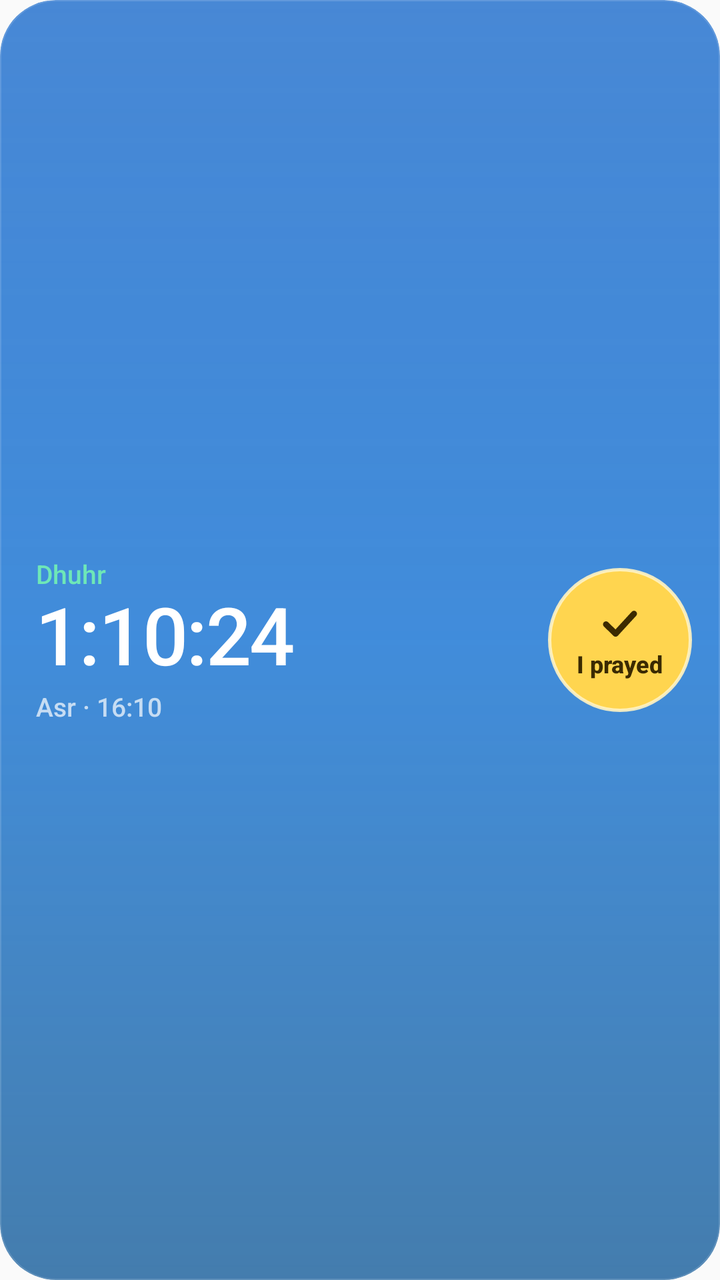
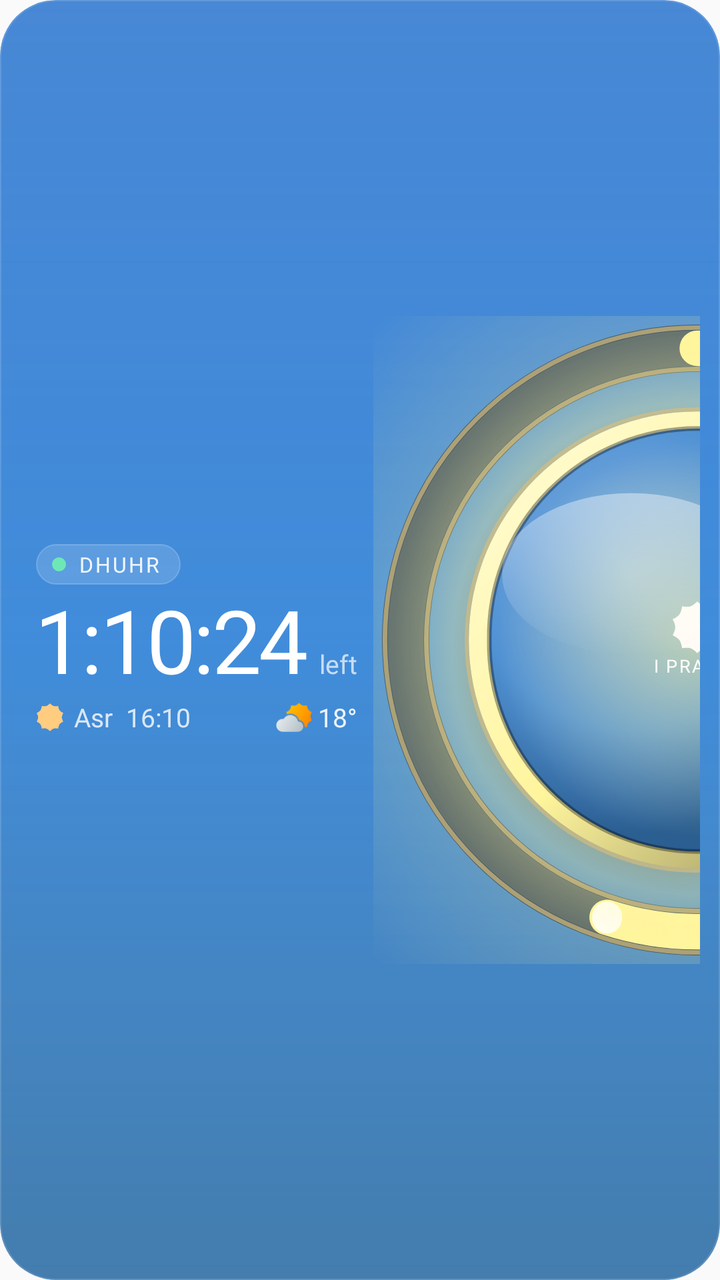

The first picture is an Android layout as it rendered before a commit; the second is the same layout after the commit. The layout source and the unified diff follow.
<!-- AndroidManifest.xml: application theme Theme.Waktiva -->
<!-- res/layout/widget_day_ring_preview.xml -->
<?xml version="1.0" encoding="utf-8"?>
<FrameLayout xmlns:android="http://schemas.android.com/apk/res/android"
    android:id="@android:id/background"
    android:layout_width="match_parent"
    android:layout_height="match_parent"
    android:background="@drawable/widget_preview_bg"
    android:clipToOutline="true">

    <ImageView
        android:layout_width="match_parent"
        android:layout_height="match_parent"
        android:scaleType="fitXY"
        android:src="@drawable/widget_sheen" />

    <LinearLayout
        android:layout_width="match_parent"
        android:layout_height="match_parent"
        android:gravity="center_vertical"
        android:orientation="horizontal"
        android:paddingStart="18dp"
        android:paddingTop="10dp"
        android:paddingEnd="14dp"
        android:paddingBottom="10dp">

        <include
            layout="@layout/widget_moment_preview"
            android:layout_width="0dp"
            android:layout_height="wrap_content"
            android:layout_weight="1" />

        <LinearLayout
            android:layout_width="72dp"
            android:layout_height="72dp"
            android:layout_marginStart="10dp"
            android:background="@drawable/widget_mark_button"
            android:gravity="center"
            android:orientation="vertical">

            <ImageView
                android:layout_width="24dp"
                android:layout_height="24dp"
                android:src="@drawable/ic_widget_check"
                android:tint="#FF3B2A00" />

            <TextView
                android:layout_width="wrap_content"
                android:layout_height="wrap_content"
                android:fontFamily="sans-serif-medium"
                android:maxLines="1"
                android:text="@string/prayer_log_mark"
                android:textColor="#FF3B2A00"
                android:textSize="12sp"
                android:textStyle="bold" />
        </LinearLayout>
    </LinearLayout>

</FrameLayout>
<!-- res/layout/widget_moment_preview.xml (included above) -->
<?xml version="1.0" encoding="utf-8"?>
<LinearLayout xmlns:android="http://schemas.android.com/apk/res/android"
    android:layout_width="match_parent"
    android:layout_height="wrap_content"
    android:orientation="vertical">

    <TextView
        android:layout_width="wrap_content"
        android:layout_height="wrap_content"
        android:fontFamily="sans-serif-medium"
        android:maxLines="1"
        android:text="@string/prayer_dhuhr"
        android:textColor="#FF6EE7B7"
        android:textSize="13sp" />

    <TextView
        android:layout_width="wrap_content"
        android:layout_height="wrap_content"
        android:fontFamily="sans-serif-medium"
        android:fontFeatureSettings="tnum"
        android:includeFontPadding="false"
        android:letterSpacing="-0.02"
        android:maxLines="1"
        android:text="1:10:24"
        android:textColor="#FFFFFFFF"
        android:textSize="40sp" />

    <LinearLayout
        android:layout_width="wrap_content"
        android:layout_height="wrap_content"
        android:layout_marginTop="2dp"
        android:orientation="horizontal">

        <TextView
            android:layout_width="wrap_content"
            android:layout_height="wrap_content"
            android:fontFamily="sans-serif-medium"
            android:maxLines="1"
            android:text="@string/prayer_asr"
            android:textColor="#B3FFFFFF"
            android:textSize="13sp" />

        <TextView
            android:layout_width="wrap_content"
            android:layout_height="wrap_content"
            android:fontFamily="sans-serif-medium"
            android:maxLines="1"
            android:text=" · 16:10"
            android:textColor="#B3FFFFFF"
            android:textSize="13sp" />
    </LinearLayout>
</LinearLayout>
<!-- resources referenced by this layout -->
<resources>
  <!-- drawable ic_widget_check (drawable) -->
  <?xml version="1.0" encoding="utf-8"?>
  <vector xmlns:android="http://schemas.android.com/apk/res/android"
      android:width="24dp"
      android:height="24dp"
      android:viewportWidth="24"
      android:viewportHeight="24">
      <path
          android:pathData="M5,12.5L9.8,17.2L19,7.2"
          android:strokeWidth="3"
          android:strokeColor="#FFFFFFFF"
          android:strokeLineCap="round"
          android:strokeLineJoin="round" />
  </vector>
  <!-- drawable widget_mark_button (drawable) -->
  <?xml version="1.0" encoding="utf-8"?>
  <shape xmlns:android="http://schemas.android.com/apk/res/android"
      android:shape="oval">
      <solid android:color="#FFFFD54F" />
      <stroke android:width="1.5dp" android:color="#E6FFF3C4" />
  </shape>
  <!-- drawable widget_preview_bg (drawable) -->
  <?xml version="1.0" encoding="utf-8"?>
  <shape xmlns:android="http://schemas.android.com/apk/res/android"
      android:shape="rectangle">
      <gradient
          android:angle="270"
          android:startColor="#FF2773CE"
          android:endColor="#FF5AA6E8"
          android:type="linear" />
      <corners android:radius="@dimen/widget_corner_radius" />
  </shape>
  <string name="prayer_asr">Asr</string>
  <string name="prayer_dhuhr">Dhuhr</string>
  <string name="prayer_log_mark">I prayed</string>
  <style name="Theme.Waktiva" parent="Theme.AppCompat.DayNight.NoActionBar" />
  <dimen name="widget_corner_radius">22dp</dimen>
  <!-- unchanged entries left out for length: 1 -->
</resources>

<!-- the commit's change to res/layout/widget_day_ring_preview.xml (unified diff, before → after) -->
@@ -19,7 +19,7 @@
         android:orientation="horizontal"
         android:paddingStart="18dp"
         android:paddingTop="10dp"
-        android:paddingEnd="14dp"
+        android:paddingEnd="10dp"
         android:paddingBottom="10dp">
 
         <include
@@ -28,30 +28,11 @@
             android:layout_height="wrap_content"
             android:layout_weight="1" />
 
-        <LinearLayout
-            android:layout_width="72dp"
-            android:layout_height="72dp"
-            android:layout_marginStart="10dp"
-            android:background="@drawable/widget_mark_button"
-            android:gravity="center"
-            android:orientation="vertical">
-
-            <ImageView
-                android:layout_width="24dp"
-                android:layout_height="24dp"
-                android:src="@drawable/ic_widget_check"
-                android:tint="#FF3B2A00" />
-
-            <TextView
-                android:layout_width="wrap_content"
-                android:layout_height="wrap_content"
-                android:fontFamily="sans-serif-medium"
-                android:maxLines="1"
-                android:text="@string/prayer_log_mark"
-                android:textColor="#FF3B2A00"
-                android:textSize="12sp"
-                android:textStyle="bold" />
-        </LinearLayout>
+        <include
+            layout="@layout/widget_orb_preview"
+            android:layout_width="wrap_content"
+            android:layout_height="match_parent"
+            android:layout_marginStart="8dp" />
     </LinearLayout>
 
 </FrameLayout>
@@ -62,49 +43,150 @@
     android:layout_height="wrap_content"
     android:orientation="vertical">
 
-    <TextView
+    <LinearLayout
         android:layout_width="wrap_content"
         android:layout_height="wrap_content"
-        android:fontFamily="sans-serif-medium"
-        android:maxLines="1"
-        android:text="@string/prayer_dhuhr"
-        android:textColor="#FF6EE7B7"
-        android:textSize="13sp" />
+        android:background="@drawable/widget_chip"
+        android:gravity="center_vertical"
+        android:orientation="horizontal"
+        android:paddingStart="8dp"
+        android:paddingTop="3dp"
+        android:paddingEnd="10dp"
+        android:paddingBottom="3dp">
 
-    <TextView
-        android:layout_width="wrap_content"
-        android:layout_height="wrap_content"
-        android:fontFamily="sans-serif-medium"
-        android:fontFeatureSettings="tnum"
-        android:includeFontPadding="false"
-        android:letterSpacing="-0.02"
-        android:maxLines="1"
-        android:text="1:10:24"
-        android:textColor="#FFFFFFFF"
-        android:textSize="40sp" />
+        <ImageView
+            android:layout_width="7dp"
+            android:layout_height="7dp"
+            android:layout_marginEnd="6dp"
+            android:src="@drawable/widget_dot"
+            android:tint="#FF6EE7B7" />
+
+        <TextView
+            android:layout_width="wrap_content"
+            android:layout_height="wrap_content"
+            android:fontFamily="@font/inter_medium"
+            android:letterSpacing="0.1"
+            android:maxLines="1"
+            android:text="@string/prayer_dhuhr"
+            android:textAllCaps="true"
+            android:textColor="#E6FFFFFF"
+            android:textSize="10.5sp" />
+    </LinearLayout>
 
     <LinearLayout
         android:layout_width="wrap_content"
         android:layout_height="wrap_content"
-        android:layout_marginTop="2dp"
+        android:layout_marginTop="4dp"
         android:orientation="horizontal">
 
         <TextView
             android:layout_width="wrap_content"
             android:layout_height="wrap_content"
-            android:fontFamily="sans-serif-medium"
+            android:fontFamily="@font/inter_light"
+            android:includeFontPadding="false"
+            android:letterSpacing="-0.03"
             android:maxLines="1"
-            android:text="@string/prayer_asr"
-            android:textColor="#B3FFFFFF"
-            android:textSize="13sp" />
+            android:text="1:10:24"
+            android:textColor="#FFFFFFFF"
+            android:textSize="44sp" />
 
         <TextView
             android:layout_width="wrap_content"
             android:layout_height="wrap_content"
-            android:fontFamily="sans-serif-medium"
+            android:layout_marginStart="6dp"
+            android:fontFamily="@font/inter_regular"
             android:maxLines="1"
-            android:text=" · 16:10"
+            android:text="@string/widget_left"
             android:textColor="#B3FFFFFF"
             android:textSize="13sp" />
     </LinearLayout>
+
+    <LinearLayout
+        android:layout_width="match_parent"
+        android:layout_height="wrap_content"
+        android:layout_marginTop="2dp"
+        android:gravity="center_vertical"
+        android:orientation="horizontal">
+
+        <ImageView
+            android:layout_width="14dp"
+            android:layout_height="14dp"
+            android:layout_marginEnd="5dp"
+            android:src="@drawable/clear_day"
+            android:tint="#FFFFCC80" />
+
+        <TextView
+            android:layout_width="wrap_content"
+            android:layout_height="wrap_content"
+            android:fontFamily="@font/inter_medium"
+            android:maxLines="1"
+            android:text="@string/prayer_asr"
+            android:textColor="#CCFFFFFF"
+            android:textSize="13sp" />
+
+        <TextView
+            android:layout_width="0dp"
+            android:layout_height="wrap_content"
+            android:layout_weight="1"
+            android:fontFamily="@font/inter_medium"
+            android:maxLines="1"
+            android:text="  16:10"
+            android:textColor="#CCFFFFFF"
+            android:textSize="13sp" />
+
+        <ImageView
+            android:layout_width="18dp"
+            android:layout_height="18dp"
+            android:layout_marginStart="8dp"
+            android:layout_marginEnd="3dp"
+            android:src="@drawable/partly_cloudy_day" />
+
+        <TextView
+            android:layout_width="wrap_content"
+            android:layout_height="wrap_content"
+            android:fontFamily="@font/inter_medium"
+            android:text="18°"
+            android:textColor="#E6FFFFFF"
+            android:textSize="13sp" />
+    </LinearLayout>
 </LinearLayout>
+<!-- res/layout/widget_orb_preview.xml (included above) -->
+<?xml version="1.0" encoding="utf-8"?>
+<FrameLayout xmlns:android="http://schemas.android.com/apk/res/android"
+    android:layout_width="wrap_content"
+    android:layout_height="match_parent">
+
+    <ImageView
+        android:layout_width="wrap_content"
+        android:layout_height="match_parent"
+        android:layout_gravity="center"
+        android:adjustViewBounds="true"
+        android:maxHeight="112dp"
+        android:scaleType="fitCenter"
+        android:src="@drawable/widget_orb_preview" />
+
+    <LinearLayout
+        android:layout_width="wrap_content"
+        android:layout_height="wrap_content"
+        android:layout_gravity="center"
+        android:gravity="center_horizontal"
+        android:orientation="vertical">
+
+        <ImageView
+            android:layout_width="26dp"
+            android:layout_height="26dp"
+            android:src="@drawable/clear_day"
+            android:tint="#F5FFFFFF" />
+
+        <TextView
+            android:layout_width="wrap_content"
+            android:layout_height="wrap_content"
+            android:fontFamily="@font/inter_bold"
+            android:letterSpacing="0.08"
+            android:maxLines="1"
+            android:text="@string/prayer_log_mark"
+            android:textAllCaps="true"
+            android:textColor="#FFFFFFFF"
+            android:textSize="9sp" />
+    </LinearLayout>
+</FrameLayout>
<!-- resource entries referenced after the edit -->
@@ -1,26 +1,42 @@
 <!-- resources referenced by this layout -->
 <resources>
-  <!-- drawable ic_widget_check (drawable) -->
+  <!-- drawable clear_day (drawable) -->
+  <vector xmlns:aapt="http://schemas.android.com/aapt" xmlns:android="http://schemas.android.com/apk/res/android" android:autoMirrored="true" android:height="257dp" android:viewportHeight="257" android:viewportWidth="257" android:width="257dp">
+        
+      <path android:pathData="M161.93,24.56C146.55,19.54 128.41,0.2 128.41,0.2C128.41,0.2 110.27,19.54 94.89,24.56C79.39,29.61 53.15,24.56 53.15,24.56C53.15,24.56 49.84,51.07 40.25,64.26C30.7,77.38 6.63,88.68 6.63,88.68C6.63,88.68 19.47,111.97 19.47,128.2C19.47,144.43 6.63,167.72 6.63,167.72C6.63,167.72 30.7,179.02 40.25,192.15C49.84,205.33 53.15,231.84 53.15,231.84C53.15,231.84 79.39,226.79 94.89,231.84C110.27,236.86 128.41,256.2 128.41,256.2C128.41,256.2 146.55,236.86 161.93,231.84C177.43,226.79 203.68,231.84 203.68,231.84C203.68,231.84 206.99,205.33 216.58,192.15C226.12,179.02 250.19,167.72 250.19,167.72C250.19,167.72 237.35,144.43 237.35,128.2C237.35,111.97 250.19,88.68 250.19,88.68C250.19,88.68 226.12,77.38 216.58,64.26C206.99,51.07 203.68,24.56 203.68,24.56C203.68,24.56 177.43,29.61 161.93,24.56Z">
+              
+          <aapt:attr name="android:fillColor">
+                    
+              <gradient android:endX="256.4" android:endY="256.2" android:startX="0.4" android:startY="0.2" android:type="linear">
+                          
+                  <item android:color="#FFFFC400" android:offset="0"/>
+                          
+                  <item android:color="#FFFF6F00" android:offset="1"/>
+                        
+              </gradient>
+                  
+          </aapt:attr>
+            
+      </path>
+      
+  </vector>
+  <!-- drawable partly_cloudy_day: vector/xml drawable (drawable, 3030 chars, omitted) -->
+  <!-- drawable widget_chip (drawable) -->
   <?xml version="1.0" encoding="utf-8"?>
-  <vector xmlns:android="http://schemas.android.com/apk/res/android"
-      android:width="24dp"
-      android:height="24dp"
-      android:viewportWidth="24"
-      android:viewportHeight="24">
-      <path
-          android:pathData="M5,12.5L9.8,17.2L19,7.2"
-          android:strokeWidth="3"
-          android:strokeColor="#FFFFFFFF"
-          android:strokeLineCap="round"
-          android:strokeLineJoin="round" />
-  </vector>
-  <!-- drawable widget_mark_button (drawable) -->
+  <shape xmlns:android="http://schemas.android.com/apk/res/android"
+      android:shape="rectangle">
+      <solid android:color="#26FFFFFF" />
+      <stroke android:width="0.5dp" android:color="#33FFFFFF" />
+      <corners android:radius="999dp" />
+  </shape>
+  <!-- drawable widget_dot (drawable) -->
   <?xml version="1.0" encoding="utf-8"?>
   <shape xmlns:android="http://schemas.android.com/apk/res/android"
       android:shape="oval">
-      <solid android:color="#FFFFD54F" />
-      <stroke android:width="1.5dp" android:color="#E6FFF3C4" />
+      <solid android:color="#FFFFFFFF" />
+      <size android:width="9dp" android:height="9dp" />
   </shape>
+  <!-- drawable widget_orb_preview: vector/xml drawable (drawable, 4659 chars, omitted) -->
   <!-- drawable widget_preview_bg (drawable) -->
   <?xml version="1.0" encoding="utf-8"?>
   <shape xmlns:android="http://schemas.android.com/apk/res/android"
@@ -35,6 +51,7 @@
   <string name="prayer_asr">Asr</string>
   <string name="prayer_dhuhr">Dhuhr</string>
   <string name="prayer_log_mark">I prayed</string>
+  <string name="widget_left">left</string>
   <style name="Theme.Waktiva" parent="Theme.AppCompat.DayNight.NoActionBar" />
   <dimen name="widget_corner_radius">22dp</dimen>
   <!-- unchanged entries left out for length: 1 -->
